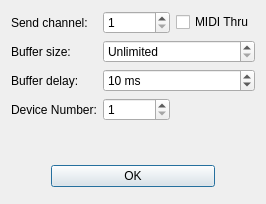
Old version of the form src/View/SettingsDialog.ui in the repository thefinalcutbg/QAN1xEditor.
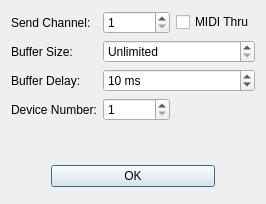
New version of the form.

Commit message: Settings menu capitalization

```diff
--- a/src/View/SettingsDialog.ui
+++ b/src/View/SettingsDialog.ui
@@ -19,7 +19,7 @@
      <item row="0" column="0">
       <widget class="QLabel" name="label_14">
        <property name="text">
-        <string>Send chаnnel:</string>
+        <string>Send Chаnnel:</string>
        </property>
       </widget>
      </item>
@@ -43,7 +43,7 @@
      <item row="1" column="0">
       <widget class="QLabel" name="label">
        <property name="text">
-        <string>Buffer size:</string>
+        <string>Buffer Size:</string>
        </property>
       </widget>
      </item>
@@ -75,7 +75,7 @@
      <item row="2" column="0">
       <widget class="QLabel" name="label_2">
        <property name="text">
-        <string>Buffer delay:</string>
+        <string>Buffer Delay:</string>
        </property>
       </widget>
      </item>
```
The commit also changes 2 other files.
